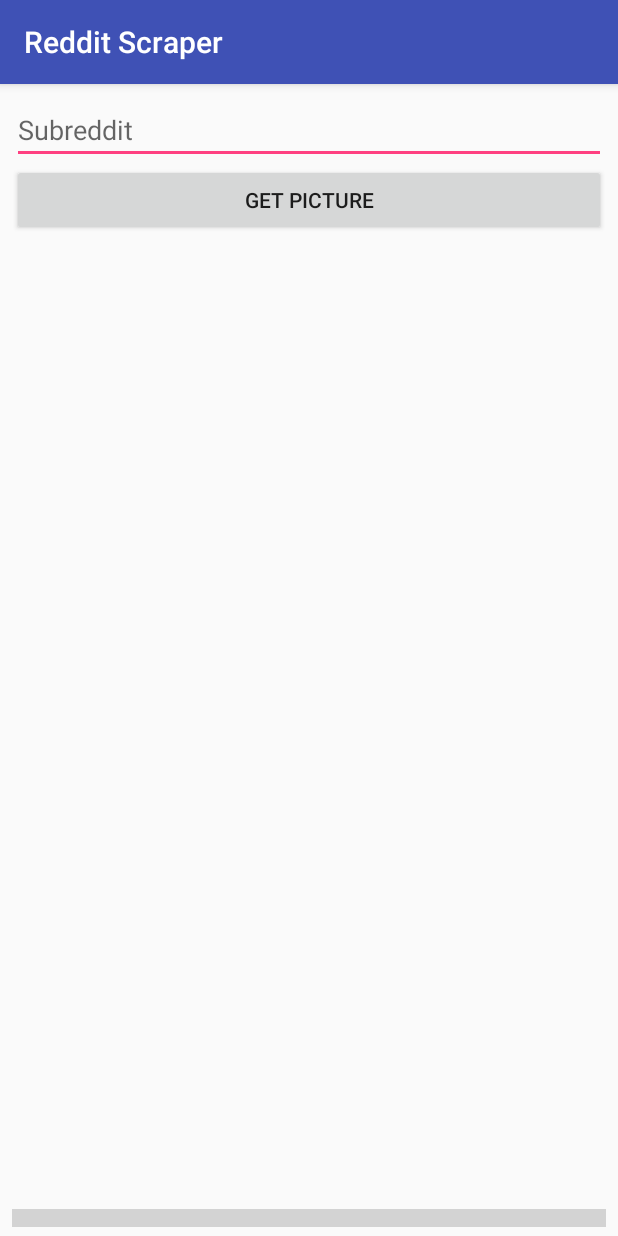
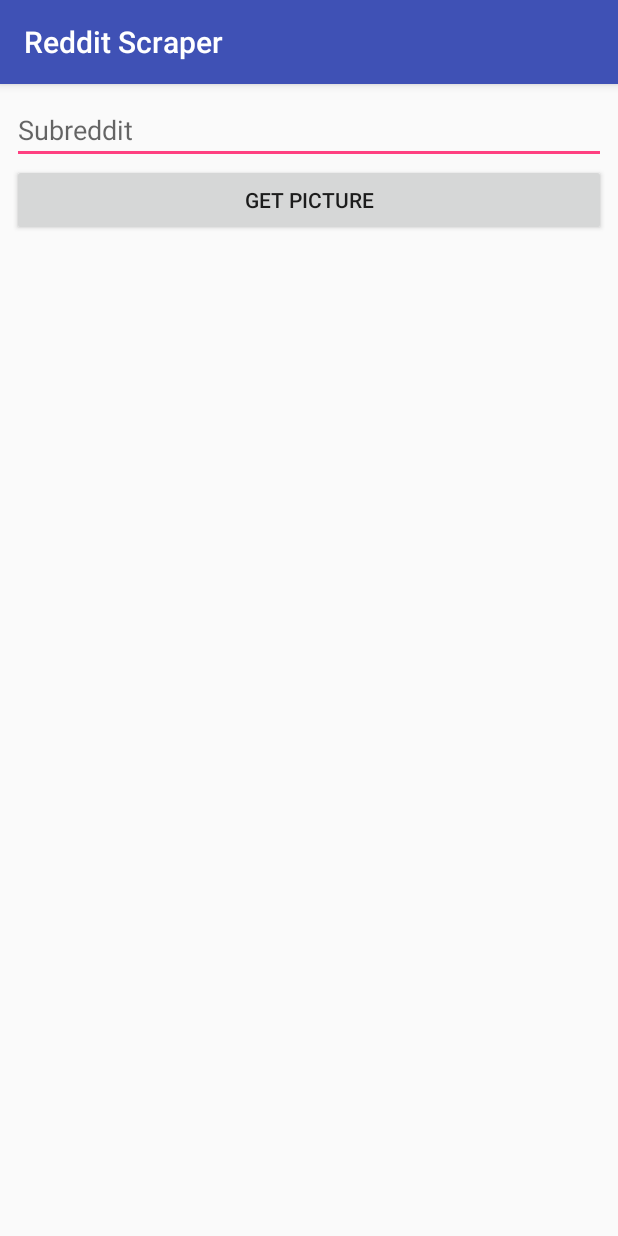
Before and after one commit to dan-wong/reddit-scraper, an Android app: the screen it shows after launch (MainActivity), on a phone screen of 412 x 824 dp. Run offline under Robolectric (Android 15) with nearby library versions, the phone set to English and light mode, and no system bars.

Commit message:
Removed progress bar. Using indefinite progress spinner.

```diff
--- a/app/src/main/java/daniel/com/redditscraper/async/imagefromurl/ImageFromUrlAsyncTask.java
+++ b/app/src/main/java/daniel/com/redditscraper/async/imagefromurl/ImageFromUrlAsyncTask.java
@@ -22,6 +22,7 @@ public class ImageFromUrlAsyncTask extends AsyncTask<String, Void, Bitmap> {
         try {
             InputStream in = new URL(imageUrl).openStream();
             image = BitmapFactory.decodeStream(in);
+            in.close();
         } catch (Exception e) {
             Log.e("Error", e.getMessage());
             e.printStackTrace();
--- a/app/src/main/java/daniel/com/redditscraper/async/redditscraper/RedditScraperCallback.java
+++ b/app/src/main/java/daniel/com/redditscraper/async/redditscraper/RedditScraperCallback.java
@@ -4,6 +4,4 @@ import java.util.List;
 
 public interface RedditScraperCallback {
     void imageUrls(List<String> imageUrls);
-
-    void updateProgress(int progress);
 }
--- a/app/src/main/res/layout/activity_main.xml
+++ b/app/src/main/res/layout/activity_main.xml
@@ -6,18 +6,41 @@
     android:layout_height="match_parent"
     tools:context=".MainActivity">
 
+    <RelativeLayout
+        android:layout_width="match_parent"
+        android:layout_height="match_parent"
+        android:layout_marginBottom="8dp"
+        android:layout_marginEnd="8dp"
+        android:layout_marginLeft="8dp"
+        android:layout_marginRight="8dp"
+        android:layout_marginStart="8dp"
+        android:layout_marginTop="8dp"
+        app:layout_constraintBottom_toBottomOf="parent"
+        app:layout_constraintEnd_toEndOf="parent"
+        app:layout_constraintStart_toStartOf="parent"
+        app:layout_constraintTop_toTopOf="@+id/linearLayout">
+
+        <ProgressBar
+            android:id="@+id/progressBar"
+            style="?android:attr/progressBarStyle"
+            android:layout_width="match_parent"
+            android:layout_height="wrap_content"
+            android:layout_alignParentTop="true"
+            android:layout_marginTop="104dp" />
+    </RelativeLayout>
+
     <LinearLayout
         android:id="@+id/linearLayout"
         android:layout_width="match_parent"
         android:layout_height="0dp"
-        android:layout_marginBottom="4dp"
+        android:layout_marginBottom="8dp"
         android:layout_marginEnd="8dp"
         android:layout_marginLeft="8dp"
         android:layout_marginRight="8dp"
         android:layout_marginStart="8dp"
         android:layout_marginTop="8dp"
         android:orientation="vertical"
-        app:layout_constraintBottom_toTopOf="@+id/progressBar"
+        app:layout_constraintBottom_toBottomOf="parent"
         app:layout_constraintEnd_toEndOf="parent"
         app:layout_constraintStart_toStartOf="parent"
         app:layout_constraintTop_toTopOf="parent">
@@ -40,23 +63,11 @@
             android:id="@+id/imageView"
             android:layout_width="match_parent"
             android:layout_height="wrap_content"
-            android:contentDescription="imageview"
+            android:contentDescription="@string/imageview"
+            android:paddingTop="5dp"
+            android:scaleType="fitCenter"
             app:srcCompat="@mipmap/ic_launcher" />
 
     </LinearLayout>
 
-    <ProgressBar
-        android:id="@+id/progressBar"
-        style="?android:attr/progressBarStyleHorizontal"
-        android:layout_width="match_parent"
-        android:layout_height="wrap_content"
-        android:layout_marginBottom="4dp"
-        android:layout_marginEnd="8dp"
-        android:layout_marginLeft="8dp"
-        android:layout_marginRight="8dp"
-        android:layout_marginStart="8dp"
-        app:layout_constraintBottom_toBottomOf="parent"
-        app:layout_constraintEnd_toEndOf="parent"
-        app:layout_constraintStart_toStartOf="parent" />
-
 </android.support.constraint.ConstraintLayout>
--- a/app/src/main/res/values/strings.xml
+++ b/app/src/main/res/values/strings.xml
@@ -2,4 +2,5 @@
     <string name="app_name">Reddit Scraper</string>
     <string name="subreddit">Subreddit</string>
     <string name="get_picture">Get Picture</string>
+    <string name="imageview">imageview</string>
 </resources>
```
Also changed, not shown: app/src/main/java/daniel/com/redditscraper/MainActivity.java (+21 -18 lines), app/src/main/java/daniel/com/redditscraper/async/checkimagevalid/CheckImageValidAsyncTask.java (deleted, +0 -22 lines), app/src/main/java/daniel/com/redditscraper/async/redditscraper/RedditScraperAsyncTask.java (+1 -11 lines).
